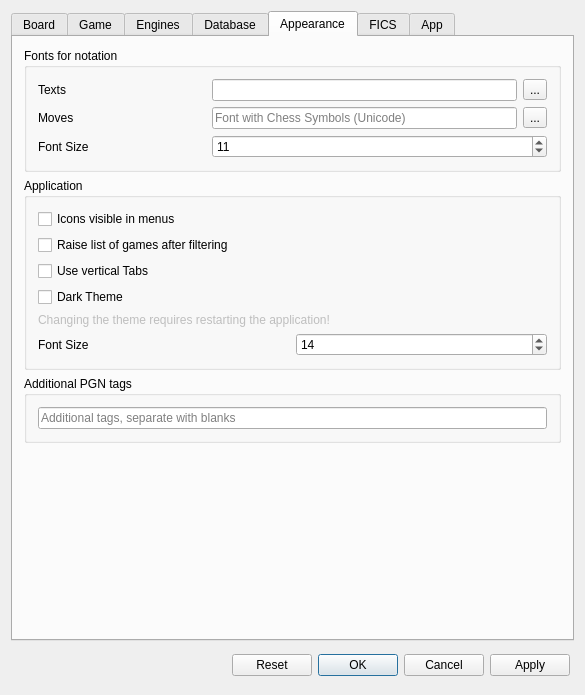
Old version of the form src/dialogs/preferences.ui in the repository Isarhamster/chessx.
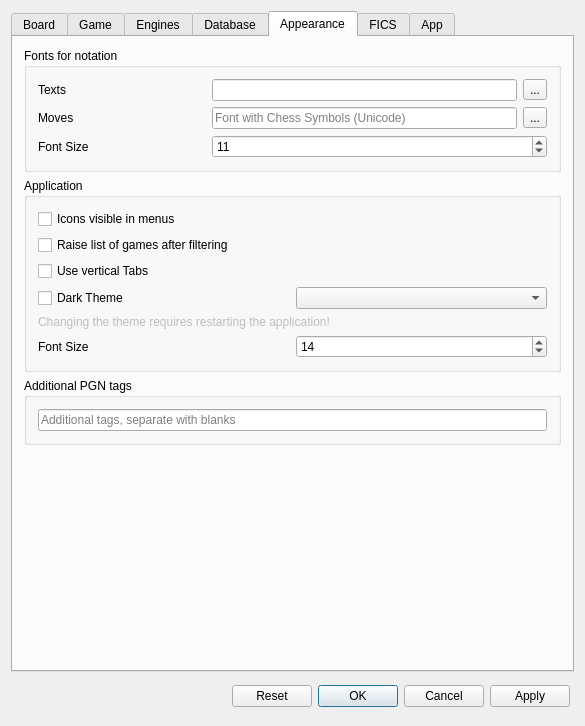
New version of the form. The open tabs and pages were chosen to show the change. Icons and pictures are not drawn. Custom widgets are drawn as their Qt base class.

Commit message: Fix dark theme handling Add orange theme

```diff
--- a/src/dialogs/preferences.ui
+++ b/src/dialogs/preferences.ui
@@ -7,7 +7,7 @@
     <x>0</x>
     <y>0</y>
     <width>585</width>
-    <height>695</height>
+    <height>726</height>
    </rect>
   </property>
   <property name="windowTitle">
@@ -1262,6 +1262,8 @@
            </widget>
           </item>
           <item>
+           <layout class="QHBoxLayout" name="horizontalLayout_23">
+            <item>
            <widget class="QCheckBox" name="darkTheme">
             <property name="text">
              <string>Dark Theme</string>
@@ -1269,6 +1271,11 @@
            </widget>
           </item>
           <item>
+             <widget class="QComboBox" name="theme"/>
+            </item>
+           </layout>
+          </item>
+          <item>
            <widget class="QLabel" name="label_22">
             <property name="enabled">
              <bool>false</bool>
```
Left out of the diff: 17 changed lines with no effect on the pictures. Lines whose indentation alone changed are shown as unchanged. The commit also changes 6 other files.
